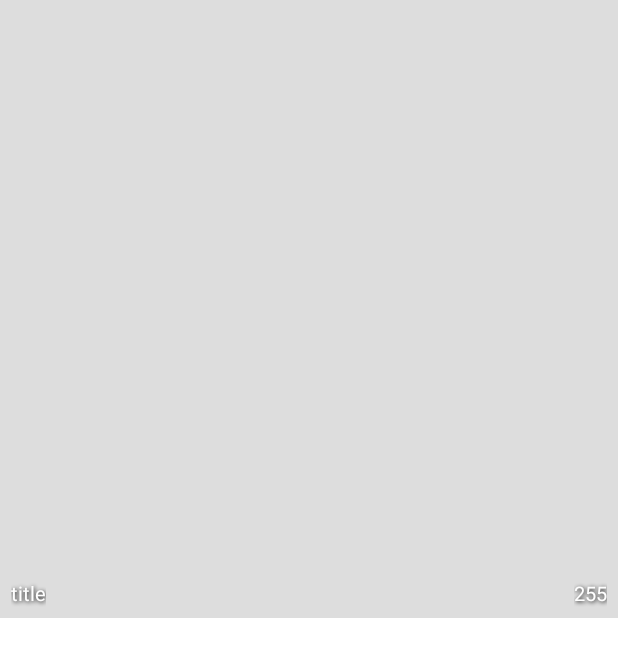
After one commit to usmanrana07/GalleryDemo, an Android app: the layout item_grid_folder_view.xml on its own in the app's theme, with its tools: preview values and no code run, on a phone screen of 412 x 824 dp. The commit adds this screen. Shown: the top 657 px of the screen. Run offline under Robolectric (Android 15) with nearby library versions, the phone set to English and light mode, and no system bars.

Commit message:
created layout for folder and media item views

```diff
--- /dev/null
+++ b/app/src/main/java/com/gallerydemo/ui/main/folder/GalleryFolder.kt
@@ -0,0 +1,3 @@
+package com.gallerydemo.ui.main.folder
+
+class GalleryFolder(val id: Int, val title: String, val thumbnail: String?, val count: Int)
--- /dev/null
+++ b/app/src/main/res/drawable/bg_grid_item.xml
@@ -0,0 +1,5 @@
+<?xml version="1.0" encoding="utf-8"?>
+<shape xmlns:android="http://schemas.android.com/apk/res/android">
+    <solid android:color="@color/media_placeholder" />
+    <corners android:radius="7dp" />
+</shape>
--- /dev/null
+++ b/app/src/main/res/layout/item_grid_folder_view.xml
@@ -0,0 +1,71 @@
+<?xml version="1.0" encoding="utf-8"?>
+<layout xmlns:android="http://schemas.android.com/apk/res/android"
+    xmlns:app="http://schemas.android.com/apk/res-auto"
+    xmlns:tools="http://schemas.android.com/tools">
+
+    <data>
+
+        <variable
+            name="viewModel"
+            type="com.gallerydemo.ui.main.folder.FolderItemViewModel" />
+
+    </data>
+
+    <androidx.constraintlayout.widget.ConstraintLayout
+        android:id="@+id/cell"
+        android:layout_width="match_parent"
+        android:layout_height="wrap_content"
+        android:onClick="@{()->viewModel.onItemClick()}">
+
+        <ImageView
+            android:id="@+id/ivThumbnail"
+            android:layout_width="match_parent"
+            android:layout_height="0dp"
+            android:contentDescription="@string/content_description"
+            app:layout_constraintBottom_toBottomOf="parent"
+            app:layout_constraintDimensionRatio="w,1:1"
+            app:layout_constraintStart_toStartOf="parent"
+            app:layout_constraintTop_toTopOf="parent"
+            tools:src="@color/media_placeholder" />
+
+        <TextView
+            android:id="@+id/tvTitle"
+            android:layout_width="wrap_content"
+            android:layout_height="wrap_content"
+            android:layout_marginHorizontal="@dimen/item_folder_text_margin"
+            android:layout_marginBottom="@dimen/item_folder_text_margin"
+            android:ellipsize="end"
+            android:maxLines="2"
+            android:shadowColor="@color/black"
+            android:shadowDx="1"
+            android:shadowDy="1"
+            android:shadowRadius="3"
+            android:text="@{viewModel.title}"
+            android:textColor="@color/white"
+            android:textSize="@dimen/item_folder_text"
+            app:layout_constrainedWidth="true"
+            app:layout_constraintBottom_toBottomOf="parent"
+            app:layout_constraintEnd_toStartOf="@+id/tvCount"
+            app:layout_constraintHorizontal_bias="0"
+            app:layout_constraintStart_toStartOf="parent"
+            tools:text="title" />
+
+        <TextView
+            android:id="@+id/tvCount"
+            android:layout_width="wrap_content"
+            android:layout_height="wrap_content"
+            android:layout_marginEnd="@dimen/item_folder_text_margin"
+            android:layout_marginBottom="@dimen/item_folder_text_margin"
+            android:shadowColor="@color/black"
+            android:shadowDx="1"
+            android:shadowDy="1"
+            android:shadowRadius="3"
+            android:text="@{viewModel.count}"
+            android:textColor="@color/white"
+            android:textSize="@dimen/item_folder_text"
+            app:layout_constraintBottom_toBottomOf="parent"
+            app:layout_constraintEnd_toEndOf="parent"
+            tools:text="255" />
+    </androidx.constraintlayout.widget.ConstraintLayout>
+
+</layout>
--- a/app/src/main/res/values-night/colors.xml
+++ b/app/src/main/res/values-night/colors.xml
@@ -9,7 +9,7 @@
 
     <color name="permission_title">@color/white</color>
     <color name="permission_description">@color/white</color>
-
+    <color name="folder_title">@color/white</color>
     <color name="ic_columns_stroke">#8C8C8C</color>
     <color name="ic_columns_filled">#595A59</color>
     <color name="ic_columns_selected_filled">#303131</color>
--- a/app/src/main/res/values/colors.xml
+++ b/app/src/main/res/values/colors.xml
@@ -9,12 +9,14 @@
     <color name="white">#FFFFFF</color>
 
     <color name="background">@color/white</color>
-
     <color name="permission_title">@color/black</color>
+    <color name="folder_title">@color/black</color>
     <color name="permission_description">#666666</color>
-
     <color name="ic_columns_stroke">#F4F4F4</color>
     <color name="ic_columns_filled">#F4F4F4</color>
     <color name="ic_columns_selected_filled">#ffffff</color>
     <color name="ic_columns_unselected">#979797</color>
+    <color name="media_placeholder">#dddddd</color>
+    <color name="divider_color">#c8c7cc</color>
+
 </resources>
--- a/app/src/main/res/values/dimens.xml
+++ b/app/src/main/res/values/dimens.xml
@@ -5,4 +5,8 @@
     <dimen name="permission_view_horizontal_spacing">30dp</dimen>
     <dimen name="toggle_folders_view_width">61dp</dimen>
     <dimen name="toggle_folders_view_height">31dp</dimen>
+    <dimen name="item_folder_text">13sp</dimen>
+    <dimen name="item_folder_text_margin">7dp</dimen>
+    <dimen name="item_folder_thumbnail_size">54dp</dimen>
+    <dimen name="item_folder_thumbnail_radius">5dp</dimen>
 </resources>
--- a/app/src/main/res/values/strings.xml
+++ b/app/src/main/res/values/strings.xml
@@ -4,4 +4,5 @@
     <string name="title_gallery_permission">Gallery Permission</string>
     <string name="desc_gallery_permission">Please allow us to access your gallery so we can show you media here. You would be able show all the folders and the images or videos inside them.</string>
     <string name="allow">Allow</string>
+    <string name="content_description">thumbnail</string>
 </resources>
```
Also changed, not shown: app/src/main/java/com/gallerydemo/ui/main/folder/FolderItemViewModel.kt (added, +11 -0 lines), app/src/main/res/layout/item_linear_folder_view.xml (added, +68 -0 lines), app/src/main/res/layout/item_media_view.xml (added, +32 -0 lines), app/src/main/res/values/themes.xml (+9 -0 lines), 1 other file.
